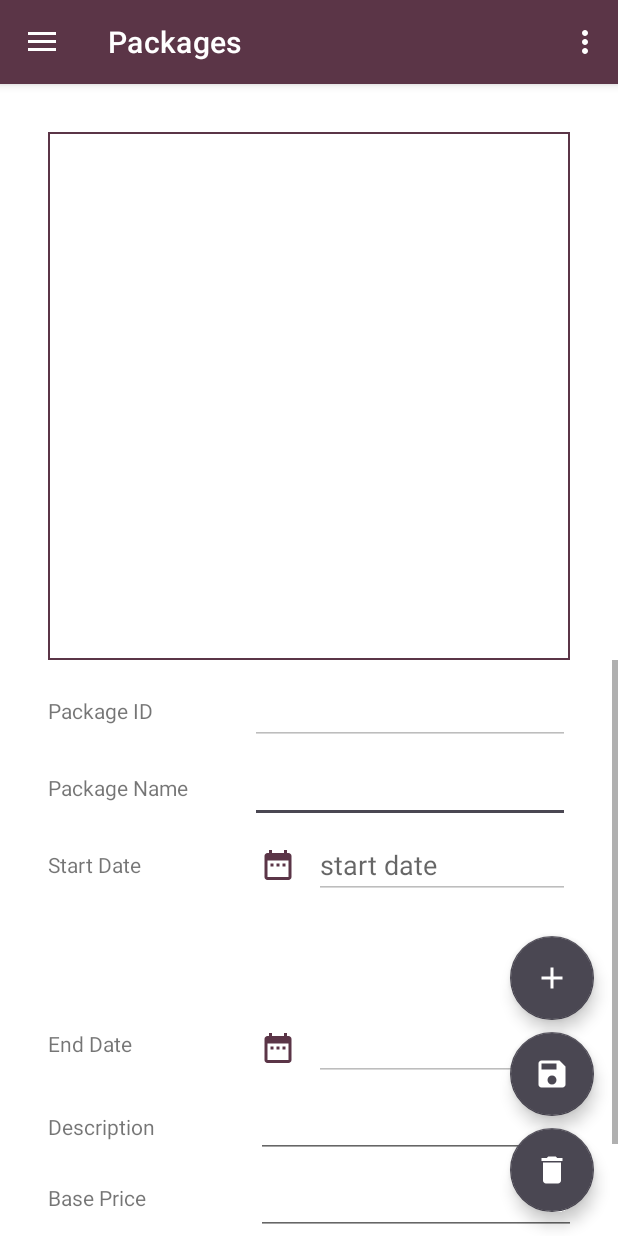
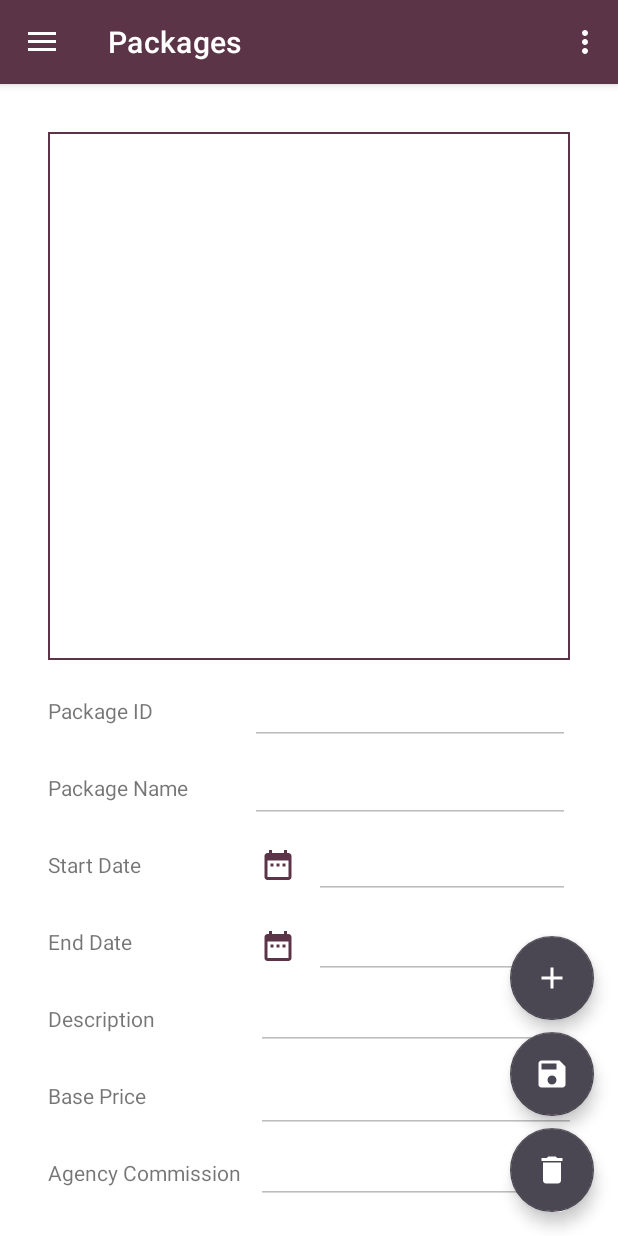
Before and after one commit to SAIT-OOSD-2020/Workshop8, an Android app: the screen it shows after launch (MainActivity), in the side drawer, after a tap on "Packages", on a phone screen of 412 x 824 dp. Run offline under Robolectric (Android 15) with nearby library versions, the phone set to English and light mode, and no system bars; our stand-ins replace Volley, navigation-ui; network calls fail.

Commit message:
"package" finished. Toast added, input restriction added.
could add validation that start date should earlier than end date.

```diff
--- a/app/src/main/res/layout/fragment_packages.xml
+++ b/app/src/main/res/layout/fragment_packages.xml
@@ -91,7 +91,9 @@
                         android:layout_height="wrap_content"
                         android:layout_marginEnd="32dp"
                         android:ems="10"
+                        android:enabled="false"
                         android:inputType="textPersonName"
+                        android:maxLength="50"
                         app:layout_constraintBottom_toBottomOf="@+id/textView2"
                         app:layout_constraintEnd_toEndOf="parent"
                         app:layout_constraintTop_toTopOf="@+id/textView2"
@@ -102,14 +104,13 @@
                         android:layout_width="0dp"
                         android:layout_height="wrap_content"
                         android:layout_marginEnd="32dp"
+                        android:clickable="false"
+                        android:cursorVisible="false"
                         android:ems="8"
                         android:enabled="false"
-                        android:inputType="date|datetime|text"
-                        android:clickable="false"
-                        android:cursorVisible="false"
                         android:focusable="false"
                         android:focusableInTouchMode="false"
-                        android:hint="start date"
+                        android:inputType="date|datetime"
                         app:layout_constraintBottom_toBottomOf="@+id/textView3"
                         app:layout_constraintEnd_toEndOf="parent"
                         app:layout_constraintTop_toTopOf="@+id/textView3" />
@@ -120,7 +121,9 @@
                         android:layout_height="wrap_content"
                         android:layout_marginEnd="28dp"
                         android:ems="10"
+                        android:enabled="false"
                         android:inputType="textPersonName"
+                        android:maxLength="50"
                         app:layout_constraintBottom_toBottomOf="@+id/textView5"
                         app:layout_constraintEnd_toEndOf="parent"
                         app:layout_constraintTop_toTopOf="@+id/textView5"
@@ -131,7 +134,7 @@
                         android:layout_width="0dp"
                         android:layout_height="wrap_content"
                         android:layout_marginStart="32dp"
-                        android:layout_marginTop="100dp"
+                        android:layout_marginTop="32dp"
                         android:text="End Date"
                         app:layout_constraintStart_toStartOf="parent"
                         app:layout_constraintTop_toBottomOf="@id/textView3" />
@@ -142,10 +145,13 @@
                         android:layout_height="wrap_content"
 
                         android:layout_marginEnd="32dp"
+                        android:cursorVisible="false"
+
                         android:ems="8"
                         android:enabled="false"
-
-                        android:inputType="date|text"
+                        android:focusable="false"
+                        android:focusableInTouchMode="false"
+                        android:inputType="date|datetime"
                         app:layout_constraintBottom_toBottomOf="@+id/textView4"
                         app:layout_constraintEnd_toEndOf="parent"
                         app:layout_constraintTop_toTopOf="@+id/textView4"
@@ -156,7 +162,7 @@
                         android:layout_width="0dp"
                         android:layout_height="wrap_content"
                         android:layout_marginStart="32dp"
-                        android:layout_marginTop="36dp"
+                        android:layout_marginTop="32dp"
                         android:text="Description"
                         app:layout_constraintStart_toStartOf="parent"
                         app:layout_constraintTop_toBottomOf="@+id/textView4" />
@@ -166,7 +172,7 @@
                         android:layout_width="0dp"
                         android:layout_height="wrap_content"
                         android:layout_marginStart="32dp"
-                        android:layout_marginTop="28dp"
+                        android:layout_marginTop="32dp"
                         android:text="Base Price"
                         app:layout_constraintStart_toStartOf="parent"
                         app:layout_constraintTop_toBottomOf="@+id/textView5" />
@@ -176,7 +182,7 @@
                         android:layout_width="0dp"
                         android:layout_height="wrap_content"
                         android:layout_marginStart="32dp"
-                        android:layout_marginTop="36dp"
+                        android:layout_marginTop="32dp"
                         android:text="Agency Commission"
                         app:layout_constraintStart_toStartOf="parent"
                         app:layout_constraintTop_toBottomOf="@+id/textView6" />
@@ -187,7 +193,8 @@
                         android:layout_height="wrap_content"
                         android:layout_marginEnd="28dp"
                         android:ems="10"
-                        android:inputType="textPersonName"
+                        android:enabled="false"
+                        android:inputType="number"
                         app:layout_constraintBottom_toBottomOf="@+id/textView7"
                         app:layout_constraintEnd_toEndOf="parent"
                         app:layout_constraintTop_toTopOf="@+id/textView7"
@@ -199,47 +206,39 @@
                         android:layout_height="wrap_content"
                         android:layout_marginEnd="28dp"
                         android:ems="10"
-                        android:inputType="textPersonName"
+                        android:enabled="false"
+                        android:inputType="number"
                         app:layout_constraintBottom_toBottomOf="@+id/textView6"
                         app:layout_constraintEnd_toEndOf="parent"
                         app:layout_constraintTop_toTopOf="@+id/textView6"
                         app:layout_constraintVertical_bias="0.423" />
-
-                    <EditText
-                        android:id="@+id/editTextTime2"
-                        android:layout_width="wrap_content"
-                        android:layout_height="wrap_content"
-                        android:layout_marginTop="8dp"
-                        android:ems="10"
-                        android:inputType="time"
-                        app:layout_constraintEnd_toEndOf="parent"
-
-                        app:layout_constraintTop_toTopOf="@+id/textView7" />
 
                     <ImageButton
                         android:id="@+id/btnStartDate"
                         android:layout_width="wrap_content"
                         android:layout_height="wrap_content"
                         android:backgroundTint="#00FFFFFF"
+                        android:clickable="false"
+                        android:onClick="showDatePickerDialog"
                         android:src="@drawable/ic_baseline_date_range_24"
                         android:tint="@color/brand_plum"
                         app:layout_constraintBottom_toBottomOf="@+id/etPkgStartDate"
                         app:layout_constraintEnd_toStartOf="@+id/etPkgStartDate"
-                        app:layout_constraintTop_toTopOf="@+id/etPkgStartDate"
-                        android:onClick="showDatePickerDialog"/>
+                        app:layout_constraintTop_toTopOf="@+id/etPkgStartDate" />
 
                     <ImageButton
                         android:id="@+id/btnEndDate"
                         android:layout_width="wrap_content"
                         android:layout_height="wrap_content"
                         android:backgroundTint="#00FFFFFF"
+                        android:clickable="false"
+                        android:onClick="showDatePickerDialog"
                         android:src="@drawable/ic_baseline_date_range_24"
                         android:tint="@color/brand_plum"
                         app:layout_constraintBottom_toBottomOf="@+id/etPkgEndDate"
                         app:layout_constraintEnd_toStartOf="@+id/etPkgEndDate"
                         app:layout_constraintTop_toTopOf="@+id/etPkgEndDate"
-                        app:layout_constraintVertical_bias="1.0"
-                        android:onClick="showDatePickerDialog"/>
+                        app:layout_constraintVertical_bias="1.0" />
 
                 </androidx.constraintlayout.widget.ConstraintLayout>
             </LinearLayout>
```
Also changed, not shown: app/src/main/java/com/example/workshop8/ui/packages/PackagesFragment.java (+137 -23 lines).
